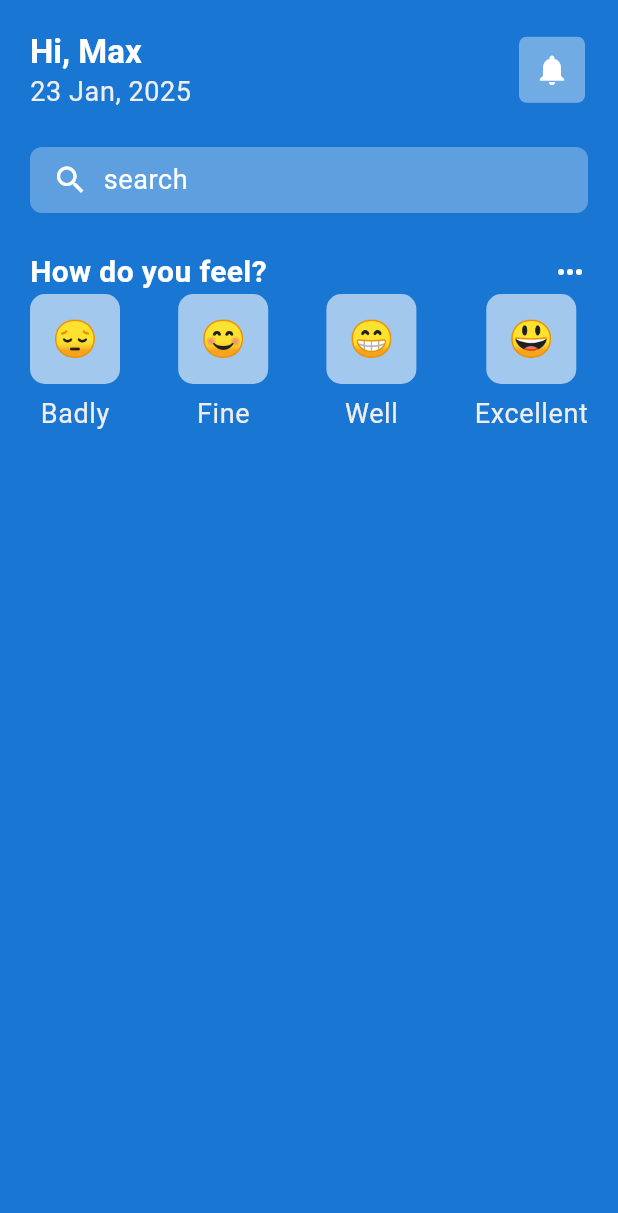
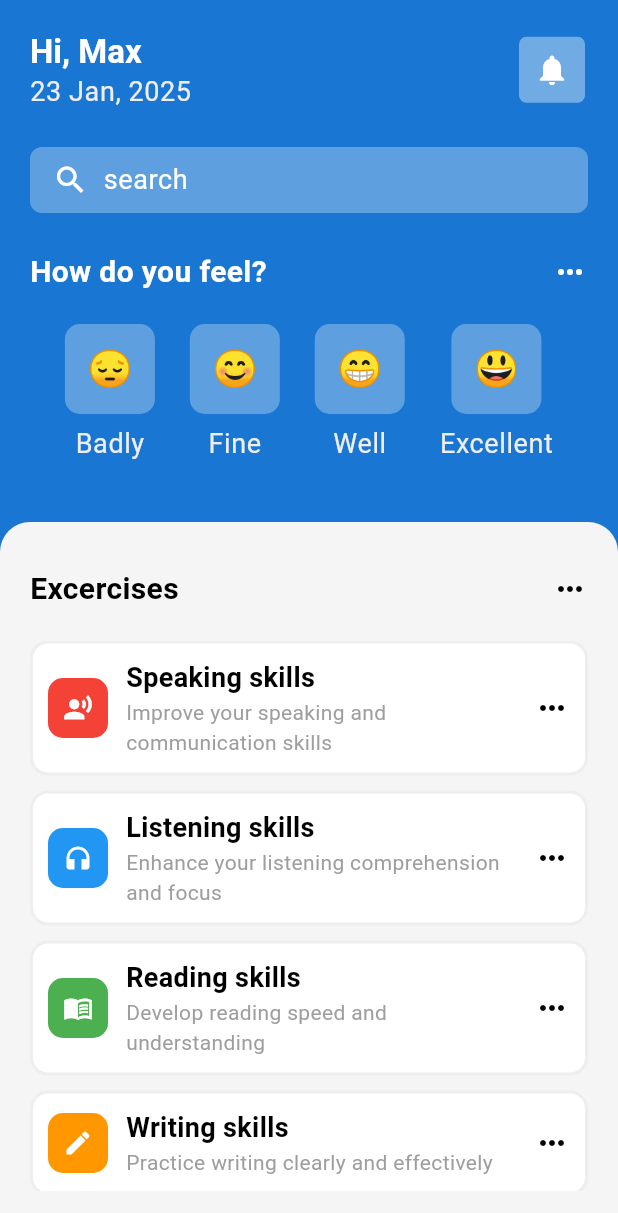
Before and after one commit to Maria1564/mental_health_app, a Flutter app: the screen it shows after launch, on a phone screen of 412 x 824 dp. Shown: the top 1213 px of the screen. Run offline on Flutter 3.47's test engine with Material 3 defaults, Android fonts, the phone set to English and light mode, and no system bars.

Commit message:
feat: доделана главная страница

```diff
--- /dev/null
+++ b/lib/data/home_list_items_data.dart
@@ -0,0 +1,40 @@
+import 'package:flutter/material.dart';
+
+final List<Map<String, dynamic>> listItemsData = [
+  {
+    "color": Colors.red,
+    "title": "Speaking skills",
+    "description": "Improve your speaking and communication skills",
+    "icon": Icons.record_voice_over,
+  },
+  {
+    "color": Colors.blue,
+    "title": "Listening skills",
+    "description": "Enhance your listening comprehension and focus",
+    "icon": Icons.headphones,
+  },
+  {
+    "color": Colors.green,
+    "title": "Reading skills",
+    "description": "Develop reading speed and understanding",
+    "icon": Icons.menu_book,
+  },
+  {
+    "color": Colors.orange,
+    "title": "Writing skills",
+    "description": "Practice writing clearly and effectively",
+    "icon": Icons.edit,
+  },
+  {
+    "color": Colors.purple,
+    "title": "Memory training",
+    "description": "Exercises to improve your memory and retention",
+    "icon": Icons.psychology,
+  },
+  {
+    "color": Colors.teal,
+    "title": "Mindfulness",
+    "description": "Learn mindfulness and meditation techniques",
+    "icon": Icons.self_improvement,
+  },
+];
--- a/lib/pages/home/home_page.dart
+++ b/lib/pages/home/home_page.dart
@@ -1,4 +1,5 @@
 import 'package:flutter/material.dart';
+import 'package:mental_health_app/data/home_list_items_data.dart';
 import 'package:mental_health_app/pages/home/widgets/emotion.item.dart';
 
 class HomePage extends StatelessWidget {
@@ -23,6 +24,8 @@ class HomePage extends StatelessWidget {
                 ],
               ),
             ),
+            SizedBox(height: 20),
+            _BottomSheet(),
           ],
         ),
       ),
@@ -102,8 +105,9 @@ class _EmotionsPanel extends StatelessWidget {
             Icon(Icons.more_horiz),
           ],
         ),
+        SizedBox(height: 20),
         Row(
-          mainAxisAlignment: MainAxisAlignment.spaceBetween,
+          mainAxisAlignment: MainAxisAlignment.spaceEvenly,
           children: [
             EmotionItem(emoji: "😔", label: "Badly"),
             EmotionItem(emoji: "😊", label: "Fine"),
@@ -115,3 +119,122 @@ class _EmotionsPanel extends StatelessWidget {
     );
   }
 }
+
+class _BottomSheet extends StatelessWidget {
+  @override
+  Widget build(BuildContext context) {
+    return Expanded(
+      child: Container(
+        decoration: BoxDecoration(
+          color: Colors.grey.shade100,
+          borderRadius: BorderRadius.vertical(top: Radius.circular(20)),
+        ),
+        width: double.infinity,
+        child: Padding(
+          padding: const EdgeInsets.symmetric(horizontal: 20, vertical: 30),
+          child: Column(
+            children: [_TitleSheet(), SizedBox(height: 20), _List()],
+          ),
+        ),
+      ),
+    );
+  }
+}
+
+class _TitleSheet extends StatelessWidget {
+  @override
+  Widget build(BuildContext context) {
+    return Row(
+      mainAxisAlignment: MainAxisAlignment.spaceBetween,
+      children: [
+        Text(
+          "Excercises",
+          style: Theme.of(context).textTheme.bodyMedium?.copyWith(
+            fontWeight: FontWeight.bold,
+            color: Colors.black,
+          ),
+        ),
+        Icon(Icons.more_horiz, color: Colors.black),
+      ],
+    );
+  }
+}
+
+class _List extends StatelessWidget {
+  @override
+  Widget build(BuildContext context) {
+    return Expanded(
+      child: ListView.separated(
+        itemCount: listItemsData.length,
+        separatorBuilder: (context, index) => SizedBox(height: 10),
+        itemBuilder: (context, index) => Container(
+          decoration: BoxDecoration(
+            border: Border.all(color: Colors.grey.shade200, width: 2),
+            borderRadius: BorderRadius.circular(12),
+            color: Colors.white,
+          ),
+          padding: EdgeInsets.all(10),
+          child: _ListItem(
+            color: listItemsData[index]["color"],
+            title: listItemsData[index]["title"],
+            description: listItemsData[index]["description"],
+            icon: listItemsData[index]['icon'],
+          ),
+        ),
+      ),
+    );
+  }
+}
+
+class _ListItem extends StatelessWidget {
+  final Color color;
+  final String title;
+  final String description;
+  final IconData icon;
+
+  const _ListItem({
+    required this.color,
+    required this.title,
+    required this.description,
+    required this.icon,
+  });
+
+  @override
+  Widget build(BuildContext context) {
+    return Row(
+      children: [
+        Container(
+          width: 40,
+          height: 40,
+          decoration: BoxDecoration(
+            color: color,
+            borderRadius: BorderRadius.circular(10),
+          ),
+          child: Icon(icon, size: 20),
+        ),
+        SizedBox(width: 12),
+        Expanded(
+          child: Column(
+            crossAxisAlignment: CrossAxisAlignment.start,
+            children: [
+              Text(
+                title,
+                style: TextStyle(
+                  color: Colors.black,
+                  fontWeight: FontWeight.bold,
+                  fontSize: 18,
+                ),
+              ),
+              Text(
+                description,
+                style: TextStyle(color: Colors.grey, fontSize: 14),
+              ),
+            ],
+          ),
+        ),
+        SizedBox(width: 20),
+        Icon(Icons.more_horiz, color: Colors.black),
+      ],
+    );
+  }
+}
--- a/lib/pages/home/widgets/emotion.item.dart
+++ b/lib/pages/home/widgets/emotion.item.dart
@@ -14,7 +14,7 @@ class EmotionItem extends StatelessWidget {
           width: 60,
           height: 60,
           decoration: BoxDecoration(
-            color: Colors.white60,
+            color: Colors.white30,
             borderRadius: BorderRadius.circular(10),
           ),
           alignment: Alignment.center,
```
